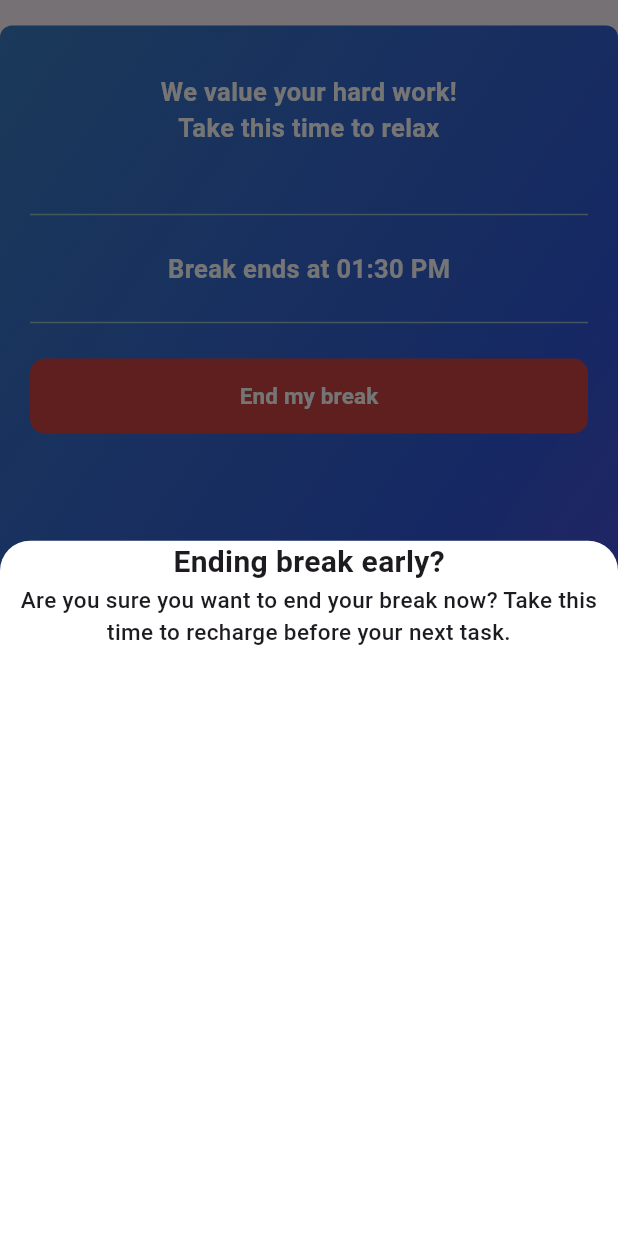
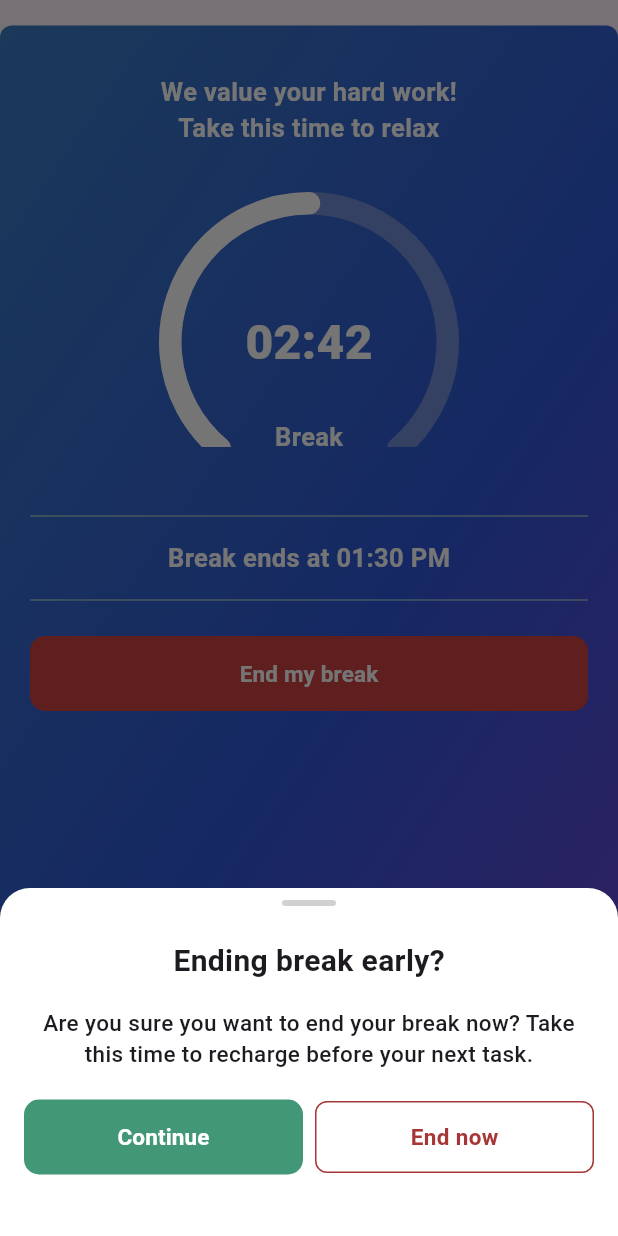
Before and after one commit to patilrahu/Timer-Assignment, a Flutter app: the BreakWidget widget shown alone on an empty page, opened directly, after a tap on "End my break", on a phone screen of 412 x 824 dp. Run offline on Flutter 3.47's test engine with Material 3 defaults, Android fonts, the phone set to English and light mode, and no system bars; drawn by our look-alikes of percent_indicator; our stand-ins replace google_fonts, hexcolor; Roboto replaces fonts that are missing (Metrophobic).

Commit message:
Firebase Added and UI Completed

```diff
--- a/lib/constant/color_constant.dart
+++ b/lib/constant/color_constant.dart
@@ -13,4 +13,8 @@ class ColorConstant {
   static const gradientColor1 = "#803FD7";
   static const gradientColor2 = "#3057D8";
   static const gradientColor3 = "#3B80C1";
+  static const greenColor = "#429777";
+  static const lightRedColor = "#A73636";
+  static const lightGreyColor = "#D1D1D1";
+  static const arcColor = "#738DD7";
 }
--- a/lib/constant/string_constant.dart
+++ b/lib/constant/string_constant.dart
@@ -22,6 +22,7 @@ class StringConstant {
   static const endingBreakEarly = "Ending break early?";
   static const endingBreakEarlySubText =
       "Are you sure you want to end your break now? Take this time to recharge before your next task.";
+  static const endNowText = "End now";
   static const questionOption = [
     "Cutting vegetables",
     "Sweeping",
--- a/lib/feature/home/ui/break_widget.dart
+++ b/lib/feature/home/ui/break_widget.dart
@@ -1,6 +1,7 @@
 import 'package:flutter/material.dart';
 import 'package:google_fonts/google_fonts.dart';
 import 'package:hexcolor/hexcolor.dart';
+import 'package:percent_indicator/circular_percent_indicator.dart';
 import 'package:timer_app/constant/color_constant.dart';
 import 'package:timer_app/constant/string_constant.dart';
 import 'package:timer_app/widget/app_button.dart';
@@ -56,10 +57,54 @@ class _BreakWidgetState extends State<BreakWidget> {
               fontWeight: FontWeight.w600,
             ),
           ),
+          const SizedBox(height: 31),
+          ClipRect(
+            child: Stack(
+              children: [
+                Align(
+                  alignment: Alignment.topCenter,
+                  heightFactor: 0.85,
+                  child: CircularPercentIndicator(
+                    radius: 100.0,
+                    lineWidth: 15.0,
+
+                    center: Align(
+                      alignment: Alignment.center,
+                      child: AppText(
+                        text: "02:42",
+                        color: Colors.white,
+                        fontSize: 32,
+                        fontWeight: FontWeight.w800,
+                      ),
+                    ),
+
+                    arcBackgroundColor: HexColor(ColorConstant.arcColor),
+                    percent: 0.5,
+                    arcType: ArcType.FULL,
+                    animation: true,
+                    circularStrokeCap: CircularStrokeCap.round,
+                    progressColor: Colors.white,
+                  ),
+                ),
+                Positioned.fill(
+                  bottom: -5,
+                  child: Align(
+                    alignment: Alignment.bottomCenter,
+                    child: AppText(
+                      text: 'Break',
+                      fontSize: 17,
+                      fontWeight: FontWeight.w600,
+                      color: Colors.white,
+                    ),
+                  ),
+                ),
+              ],
+            ),
+          ),
           const SizedBox(height: 38),
           Divider(color: HexColor(ColorConstant.blueColor)),
           Padding(
-            padding: const EdgeInsets.all(16.0),
+            padding: const EdgeInsets.all(8.0),
             child: AppText(
               text: 'Break ends at 01:30 PM',
               fontSize: 17,
@@ -87,29 +132,83 @@ class _BreakWidgetState extends State<BreakWidget> {
   void showBreakBottomSheet() {
     showModalBottomSheet(
       context: context,
-      // isScrollControlled: true,
       backgroundColor: Colors.white,
       shape: const RoundedRectangleBorder(
         borderRadius: BorderRadius.vertical(top: Radius.circular(20)),
       ),
       builder: (BuildContext context) {
-        return Column(
+        return Container(
+          height: 232,
+          padding: const EdgeInsets.symmetric(horizontal: 16, vertical: 8),
+          child: Column(
             crossAxisAlignment: CrossAxisAlignment.center,
             children: [
-            AppText(
+              Container(
+                height: 4,
+                width: 36,
+
+                decoration: BoxDecoration(
+                  color: HexColor(ColorConstant.lightGreyColor),
+                  borderRadius: BorderRadius.circular(2),
+                ),
+                child: AppText(text: ''),
+              ),
+              Padding(
+                padding: const EdgeInsets.only(top: 22),
+                child: AppText(
                   text: StringConstant.endingBreakEarly,
                   fontSize: 20,
+                  fontFamily: GoogleFonts.metrophobic().fontFamily,
                   fontWeight: FontWeight.w600,
                 ),
-            AppText(
+              ),
+              Padding(
+                padding: const EdgeInsets.only(top: 16),
+                child: AppText(
                   text: StringConstant.endingBreakEarlySubText,
                   textAlign: TextAlign.center,
                   fontSize: 15,
                   fontFamily: GoogleFonts.metrophobic().fontFamily,
                   fontWeight: FontWeight.w500,
                 ),
-            Row(children: []),
+              ),
+              Padding(
+                padding: const EdgeInsets.only(top: 20),
+                child: Row(
+                  spacing: 8,
+                  mainAxisAlignment: MainAxisAlignment.spaceBetween,
+                  children: [
+                    Expanded(
+                      child: AppButton(
+                        isEnable: true,
+                        buttonBackgroundColor: ColorConstant.greenColor,
+                        title: StringConstant.continueText,
+                        onPressed: () {},
+                      ),
+                    ),
+                    Expanded(
+                      child: Container(
+                        height: 48,
+                        alignment: Alignment.center,
+                        decoration: BoxDecoration(
+                          borderRadius: BorderRadius.circular(8),
+                          border: Border.all(
+                            color: HexColor(ColorConstant.lightRedColor),
+                          ),
+                        ),
+                        child: AppText(
+                          text: StringConstant.endNowText,
+                          fontSize: 15,
+                          color: HexColor(ColorConstant.lightRedColor),
+                          fontWeight: FontWeight.w600,
+                        ),
+                      ),
+                    ),
                   ],
+                ),
+              ),
+            ],
+          ),
         );
       },
     );
--- a/pubspec.yaml
+++ b/pubspec.yaml
@@ -37,6 +37,9 @@ dependencies:
   hexcolor: ^3.0.1
   toastification: ^3.0.3
   google_fonts: ^6.2.1
+  percent_indicator: ^4.2.5
+  firebase_core: ^3.14.0
+  firebase_auth: ^5.6.0
 
 dev_dependencies:
   flutter_test:
```
Also changed, not shown: pubspec.lock, 10 other files. Lines whose indentation alone changed are shown as unchanged.
